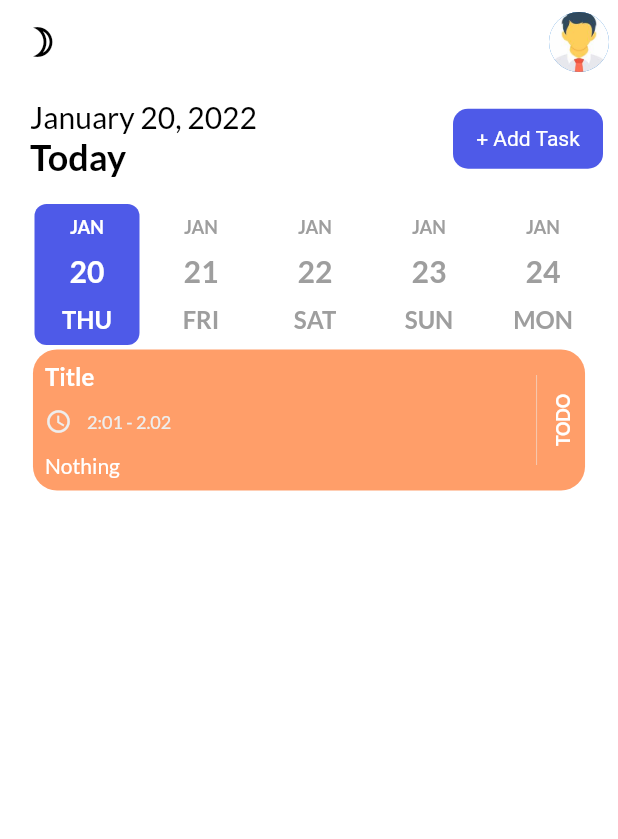
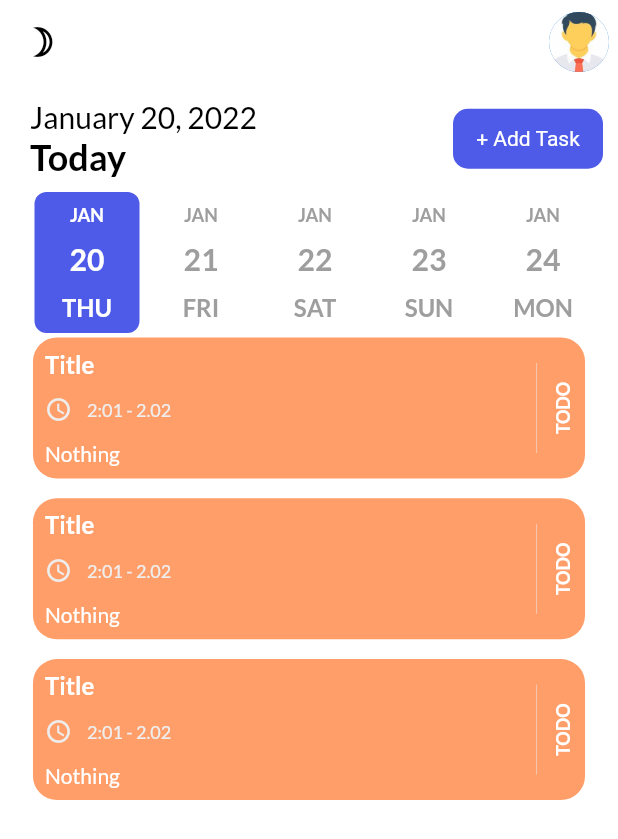
Before and after one commit to Nahed2000/to_do_app, a Flutter app: the screen it shows after launch, on a phone screen of 412 x 824 dp. Shown: the top 839 px of the screen. Run offline on Flutter 3.47's test engine with Material 2 defaults, Android fonts, the phone set to English and light mode, and no system bars; drawn by our look-alikes of date_picker_timeline; our stand-ins replace flutter_local_notifications, flutter_svg, get, get_storage, google_fonts, timezone.

Commit message:
Update home_page.dart

```diff
--- a/lib/ui/pages/home_page.dart
+++ b/lib/ui/pages/home_page.dart
@@ -42,23 +42,12 @@ class _HomePageState extends State<HomePage> {
 
   @override
   Widget build(BuildContext context) {
-
-
-
     return Scaffold(
       backgroundColor: context.theme.backgroundColor,
       appBar: _appBar(),
-      body: Container(
-          child: SingleChildScrollView(
-        child: Column(
-          children: [
-            _addTask(),
-            const SizedBox(height: 8),
-            _addDateTask(),
-            _showTaske()
-          ],
+      body: Column(
+        children: [_addTask(), _addDateTask(), _showTaske()],
       ),
-      )),
     );
   }
 
@@ -88,7 +77,9 @@ return Scaffold(
 
   _showTaske() {
     return Expanded(
-        child: GestureDetector(
+      child: ListView.builder(
+        itemBuilder: (BuildContext context, int index) {
+          return GestureDetector(
             onTap: () {
               showbottomsheet(
                   context,
@@ -100,14 +91,16 @@ return Scaffold(
                       startTime: '2:01',
                       endTime: '2.02'));
             },
-          child: TaskTile(
-              Task(
+            child: TaskTile(Task(
                 title: 'Title',
                 note: 'Nothing ',
                 isCompleted: 0,
                 color: 1,
                 startTime: '2:01',
                 endTime: '2.02')),
+          );
+        },
+        itemCount: 3,
       ),
     );
   }
@@ -267,7 +260,7 @@ return Scaffold(
 
   _buildbottomsheet(
       {required String label,
-      required GestureTapCallback onTap,
+      required Function() onTap,
       required Color Clr,
       bool isClose = false}) {
     return GestureDetector(
```
Lines whose indentation alone changed are shown as unchanged.
